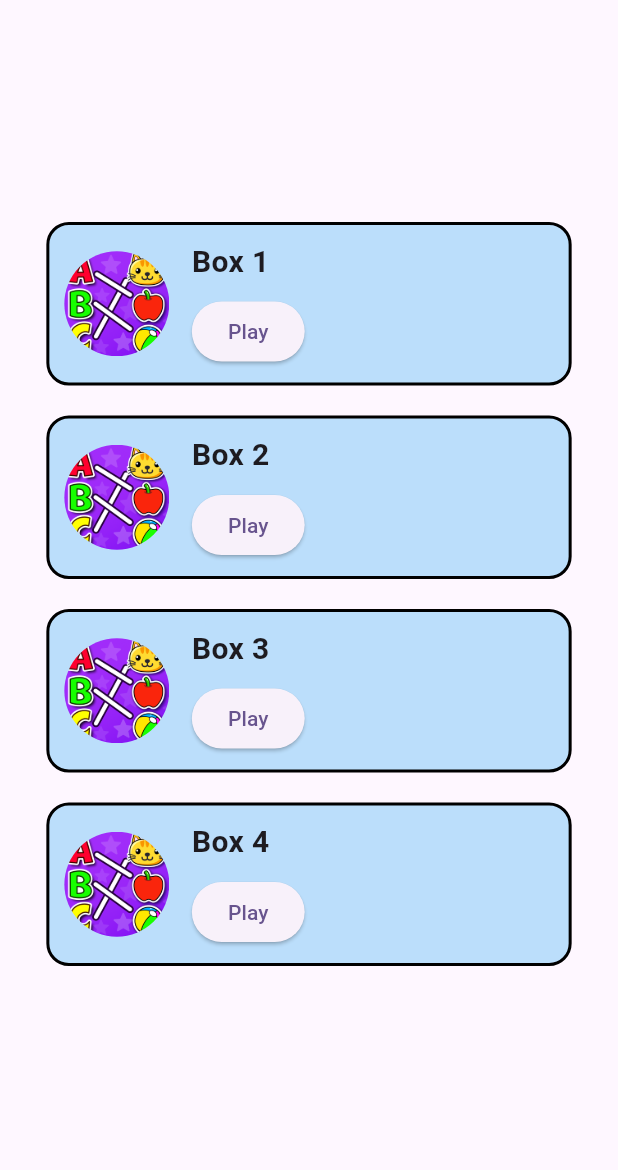
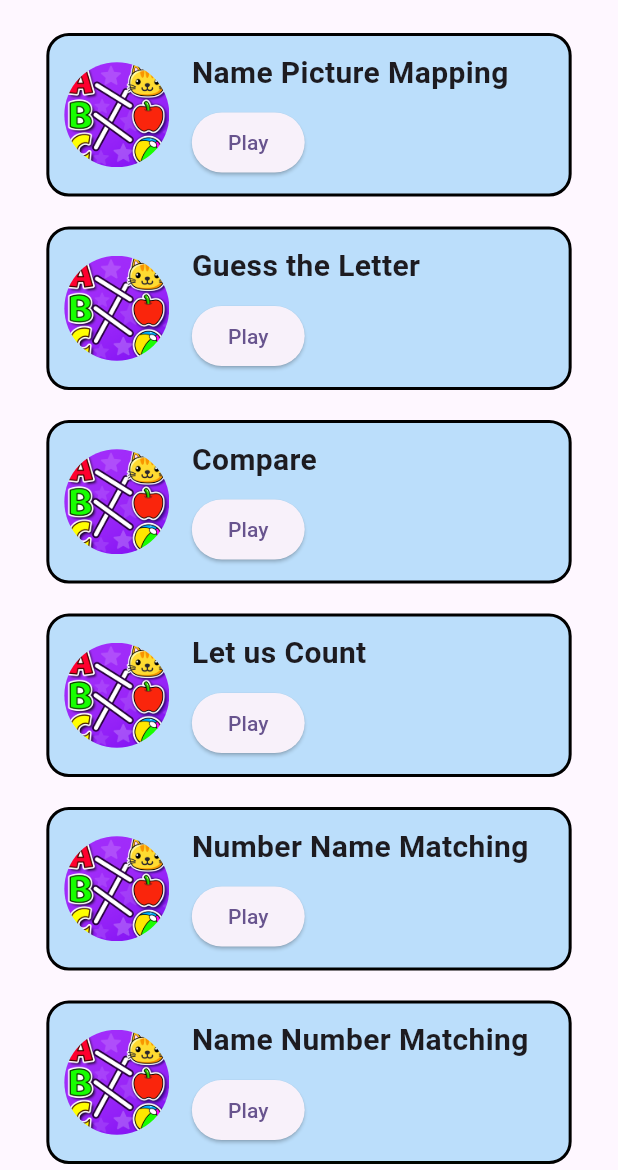
Before and after one commit to Devanshv17/SAATHI-, a Flutter app: the HomePage screen opened by its route, on a phone screen of 412 x 824 dp, the part 66-1236 px from its top. Run offline on Flutter 3.47's test engine with Material 3 defaults, Android fonts, the phone set to English and light mode, and no system bars; our stand-ins replace firebase_auth, firebase_core, shared_preferences; missing offline and left inert: translator_plus; accounts and stored records are empty.

Commit message:
updated gams

```diff
--- a/lib/homepage.dart
+++ b/lib/homepage.dart
@@ -16,9 +16,15 @@ class _HomePageState extends State<HomePage> {
   final GoogleTranslator translator = GoogleTranslator();
   String appBarTitle = 'Saathi';
   String box1Text = 'Box 1';
-  String box2Text = 'Box 2';
-  String box3Text = 'Box 3';
-  String box4Text = 'Box 4';
+  String box2Text = 'Guess the Letter';
+  String box3Text = 'Compare';
+  String box4Text = 'Let us Count';
+  String box5Text = 'Number Name Matching';
+  String box6Text = 'Name Number Matching';
+  String box7Text = 'Let us Tell Time';
+  String box8Text = 'Let us Look at Calendar';
+  String box9Text = 'Alphabet Knowledge';
+
 
   @override
   void didChangeDependencies() {
@@ -34,9 +40,13 @@ class _HomePageState extends State<HomePage> {
         final results = await Future.wait([
           translator.translate('Saathi', to: 'hi'),
           translator.translate('Box 1', to: 'hi'),
-          translator.translate('Box 2', to: 'hi'),
-          translator.translate('Box 3', to: 'hi'),
-          translator.translate('Box 4', to: 'hi'),
+          translator.translate('Guess the Letter', to: 'hi'),
+          translator.translate('Compare', to: 'hi'),
+          translator.translate('Number Name Matching', to: 'hi'),
+          translator.translate('Name Number Matching', to: 'hi'),
+          translator.translate('Let us Tell Time', to: 'hi'),
+          translator.translate('Alphabet Knowledge', to: 'hi'),
+
         ]);
         setState(() {
           appBarTitle = results[0].text;
@@ -44,6 +54,11 @@ class _HomePageState extends State<HomePage> {
           box2Text = results[2].text;
           box3Text = results[3].text;
           box4Text = results[4].text;
+          box5Text = results[5].text;
+          box6Text = results[6].text;
+          box7Text = results[7].text;
+          box8Text = results[8].text;
+
         });
       } catch (e) {
         // Fallback to English.
@@ -51,10 +66,17 @@ class _HomePageState extends State<HomePage> {
     } else {
       setState(() {
         appBarTitle = 'Saathi';
-        box1Text = 'Box 1';
-        box2Text = 'Box 2';
-        box3Text = 'Box 3';
-        box4Text = 'Box 4';
+        box1Text = 'Name Picture Mapping';
+        box2Text = 'Guess the Letter';
+        box3Text = 'Compare';
+        box4Text = 'Let us Count';
+        box5Text = 'Number Name Matching';
+         box6Text = 'Name Number Matching';
+          box7Text = 'Let us Tell Time';
+           box8Text = 'Let us Look at Calendar';
+           box9Text = 'Alphabet Knowledge';
+
+
       });
     }
   }
@@ -139,6 +161,12 @@ class _HomePageState extends State<HomePage> {
               buildBox(box2Text, 'assets/image.png', Colors.blue.shade100),
               buildBox(box3Text, 'assets/image.png', Colors.blue.shade100),
               buildBox(box4Text, 'assets/image.png', Colors.blue.shade100),
+               buildBox(box5Text, 'assets/image.png', Colors.blue.shade100),
+                buildBox(box6Text, 'assets/image.png', Colors.blue.shade100),
+                 buildBox(box7Text, 'assets/image.png', Colors.blue.shade100),
+                  buildBox(box8Text, 'assets/image.png', Colors.blue.shade100),
+                  buildBox(box9Text, 'assets/image.png', Colors.blue.shade100),
+
             ],
           ),
         ),
```
